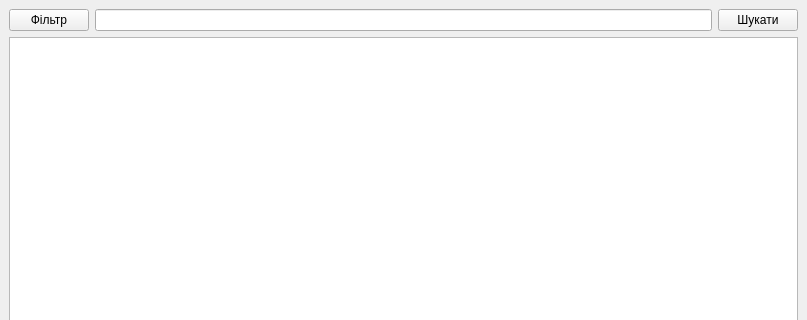
Above: OOP2Lab/mainwindow.ui from IvanAntonchuk/Lab.OOP2 before the change; both pictures show x 0 to 807 and y 0 to 320 of the 807 by 528 pixel window. Below: the same form after it.
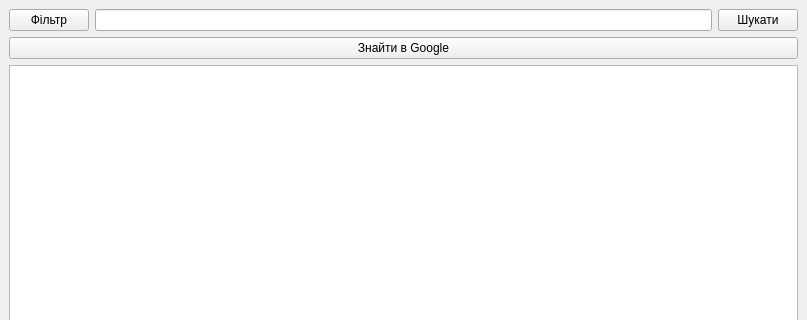
That is the form after the change.

Commit message: Add Search in Google button

```diff
--- a/OOP2Lab/mainwindow.ui
+++ b/OOP2Lab/mainwindow.ui
@@ -40,6 +40,13 @@
       </item>
      </layout>
     </item>
+    <item>
+     <widget class="QPushButton" name="searchOnlineButton">
+      <property name="text">
+       <string>Знайти в Google</string>
+      </property>
+     </widget>
+    </item>
     <item>
      <widget class="QTableWidget" name="linksTableWidget"/>
     </item>
```
The commit also changes 2 other files.
